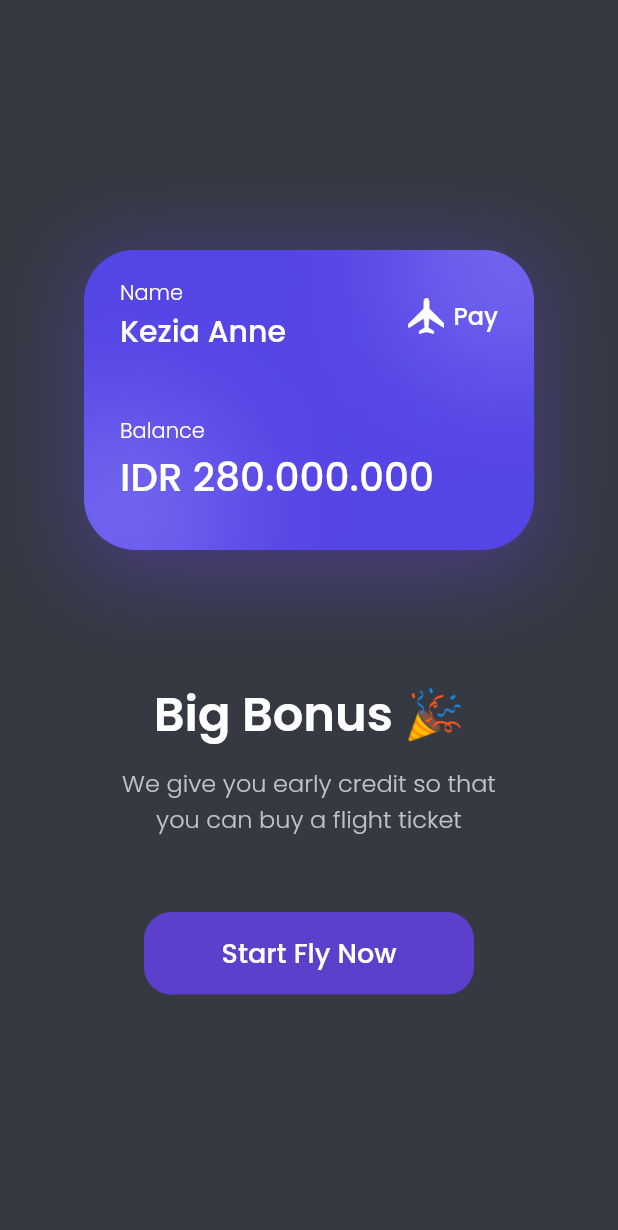
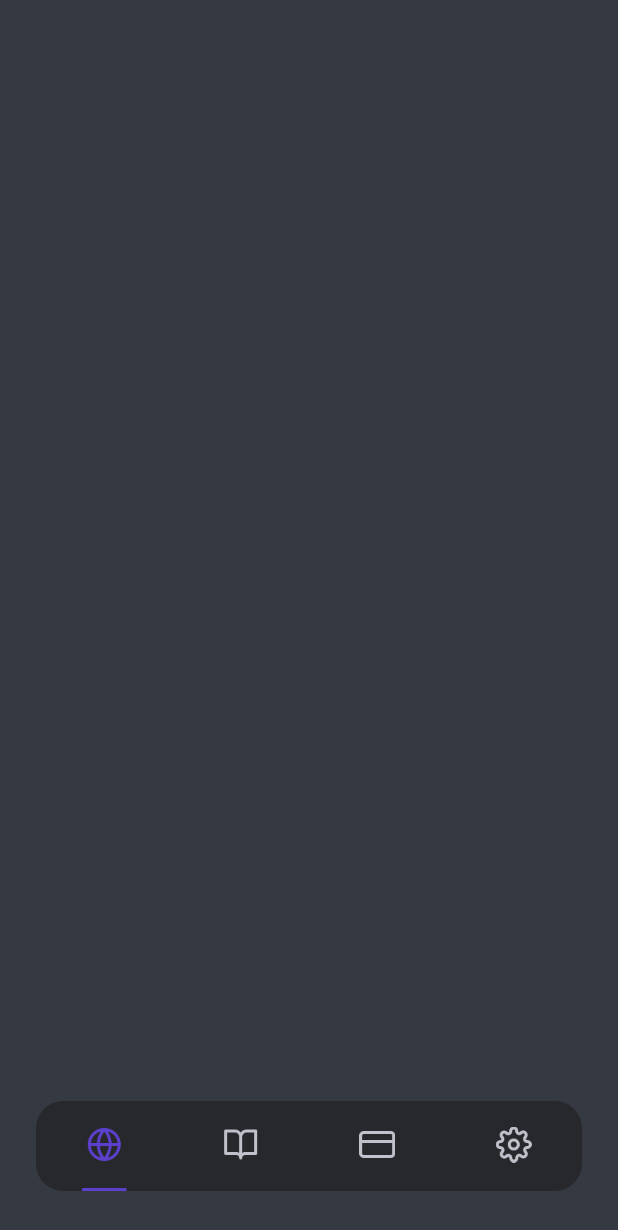
Before and after one commit to RFerdiawan/flutter_airplane_app, a Flutter app: the BonusPage screen opened by its route, after a tap on "Start Fly Now", on a phone screen of 412 x 824 dp. Shown: the top 1230 px of the screen. Run offline on Flutter 3.47's test engine with Material 2 defaults, Android fonts, the phone set to English and light mode, and no system bars; our stand-ins replace google_fonts.

Commit message:
Membuat custom bottom navbar

```diff
--- a/lib/main.dart
+++ b/lib/main.dart
@@ -3,6 +3,8 @@
 import 'package:airplanes/ui/pages/sign_up_page.dart';
 import 'package:airplanes/ui/pages/splash_page.dart';
 import 'package:flutter/material.dart';
+
+import 'ui/pages/main_page.dart';
 
 void main() {
   runApp(const MyApp());
@@ -22,6 +24,7 @@
         '/get-started': (context) => GetStartedPage(),
         '/sign-up': (context) => SignUpPage(),
         '/bonus': (context) => BonusPage(),
+        '/main': (context) => MainPage(),
       },
     );
   }
--- a/lib/shared/theme.dart
+++ b/lib/shared/theme.dart
@@ -12,6 +12,7 @@ Color kRedColor = Color(0xffEB70A5);
 Color kBackgroundColor = Color(0xff353941);
 Color kInnerBackgroundColor = Color(0xff26282B);
 Color kInactiveColor = Color(0xffDBD7EC);
+Color kTransparentColor = Colors.transparent;
 
 TextStyle whiteTextStyle = GoogleFonts.poppins(
   color: kWhiteColor,
--- a/lib/ui/pages/bonus_page.dart
+++ b/lib/ui/pages/bonus_page.dart
@@ -145,7 +145,7 @@ class BonusPage extends StatelessWidget {
             ),
           ),
           onPressed: () {
-            Navigator.pushNamed(context, '/home');
+            Navigator.pushNamed(context, '/main');
           },
           child: Text(
             'Start Fly Now',
--- /dev/null
+++ b/lib/ui/pages/main_page.dart
@@ -0,0 +1,52 @@
+import 'package:airplanes/shared/theme.dart';
+import 'package:airplanes/ui/widgets/custom_bottom_navigation_item.dart';
+import 'package:flutter/material.dart';
+import '../../shared/theme.dart';
+
+class MainPage extends StatelessWidget {
+  const MainPage({Key? key}) : super(key: key);
+
+  @override
+  Widget build(BuildContext context) {
+    Widget customBottomNavigation() {
+      return Align(
+        alignment: Alignment.bottomCenter,
+        child: Container(
+          margin: EdgeInsets.only(
+              bottom: 30, left: defaultMargin, right: defaultMargin),
+          width: double.infinity,
+          height: 60,
+          decoration: BoxDecoration(
+            color: kInnerBackgroundColor,
+            borderRadius: BorderRadius.circular(defaultRadius),
+          ),
+          child: Row(
+            mainAxisAlignment: MainAxisAlignment.spaceAround,
+            children: [
+              CustomBottomNavigationItem(
+                imageUrl: 'assets/icon_home.png',
+                isSelected: true,
+              ),
+              CustomBottomNavigationItem(
+                imageUrl: 'assets/icon_booking.png',
+              ),
+              CustomBottomNavigationItem(
+                imageUrl: 'assets/icon_card.png',
+              ),
+              CustomBottomNavigationItem(
+                imageUrl: 'assets/icon_settings.png',
+              ),
+            ],
+          ),
+        ),
+      );
+    }
+
+    return Scaffold(
+      backgroundColor: kBackgroundColor,
+      body: Stack(children: [
+        customBottomNavigation(),
+      ]),
+    );
+  }
+}
--- /dev/null
+++ b/lib/ui/widgets/custom_bottom_navigation_item.dart
@@ -0,0 +1,39 @@
+import 'package:flutter/material.dart';
+
+import '../../shared/theme.dart';
+
+class CustomBottomNavigationItem extends StatelessWidget {
+  final String imageUrl;
+  final bool isSelected;
+  const CustomBottomNavigationItem({
+    Key? key,
+    required this.imageUrl,
+    this.isSelected = false,
+  }) : super(key: key);
+
+  @override
+  Widget build(BuildContext context) {
+    return Column(
+      mainAxisAlignment: MainAxisAlignment.spaceBetween,
+      children: [
+        SizedBox(),
+        Container(
+          height: 24,
+          width: 24,
+          child: Image.asset(
+            imageUrl,
+            color: isSelected ? kPrimaryColor : kGreyColor,
+          ),
+        ),
+        Container(
+          height: 2,
+          width: 30,
+          decoration: BoxDecoration(
+            color: isSelected ? kPrimaryColor : kTransparentColor,
+            borderRadius: BorderRadius.circular(defaultRadius),
+          ),
+        ),
+      ],
+    );
+  }
+}
--- /dev/null
+++ b/lib/ui/widgets/custom_button.dart
@@ -0,0 +1,10 @@
+import 'package:flutter/material.dart';
+
+class CustomButton extends StatelessWidget {
+  const CustomButton({Key? key}) : super(key: key);
+
+  @override
+  Widget build(BuildContext context) {
+    return Container();
+  }
+}
```
